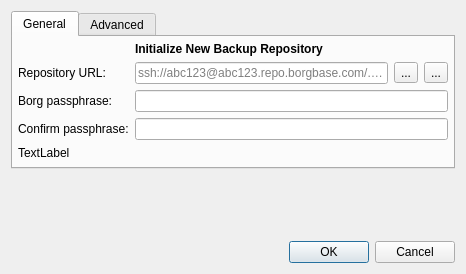
The window that src/vorta/assets/UI/repoadd.ui (borgbase/vorta) describes before a commit, drawn with Qt 5.
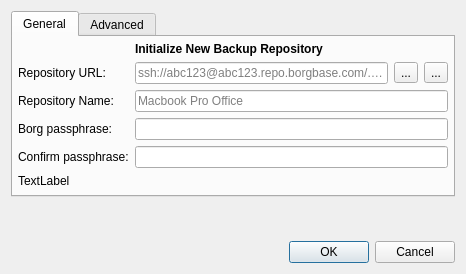
The same window after the commit. Icons and pictures are not drawn.

Commit message: feat: assign names to repos

```diff
--- a/src/vorta/assets/UI/repoadd.ui
+++ b/src/vorta/assets/UI/repoadd.ui
@@ -149,23 +149,37 @@
                 </layout>
               </item>
               <item row="2" column="0">
+                <widget class="QLabel" name="label_2">
+                  <property name="text">
+                    <string>Repository Name:</string>
+                  </property>
+                </widget>
+              </item>
+              <item row="2" column="1">
+                <widget class="QLineEdit" name="repoName">
+                  <property name="placeholderText">
+                    <string>Macbook Pro Office</string>
+                  </property>
+                </widget>
+              </item>
+              <item row="3" column="0">
                 <widget class="QLabel" name="label_3">
                   <property name="text">
                     <string>Borg passphrase:</string>
                   </property>
                 </widget>
               </item>
-              <item row="2" column="1">
-                <widget class="QLineEdit" name="passwordLineEdit">
-                  <property name="enabled">
-                    <bool>true</bool>
-                  </property>
-                  <property name="echoMode">
-                    <enum>QLineEdit::Password</enum>
-                  </property>
-                </widget>
-              </item>
               <item row="3" column="1">
+                <widget class="QLineEdit" name="passwordLineEdit">
+                  <property name="enabled">
+                    <bool>true</bool>
+                  </property>
+                  <property name="echoMode">
+                    <enum>QLineEdit::Password</enum>
+                  </property>
+                </widget>
+              </item>
+              <item row="4" column="1">
                 <widget class="QLineEdit" name="confirmLineEdit">
                   <property name="enabled">
                     <bool>true</bool>
@@ -175,14 +189,14 @@
                   </property>
                 </widget>
               </item>
-              <item row="3" column="0">
+              <item row="4" column="0">
                 <widget class="QLabel" name="confirmLabel">
                   <property name="text">
                     <string>Confirm passphrase:</string>
                   </property>
                 </widget>
               </item>
-              <item row="4" column="0" colspan="2">
+              <item row="5" column="0" colspan="2">
                 <widget class="QLabel" name="passwordLabel">
                   <property name="text">
                     <string>TextLabel</string>
```
The commit also changes 10 other files.
